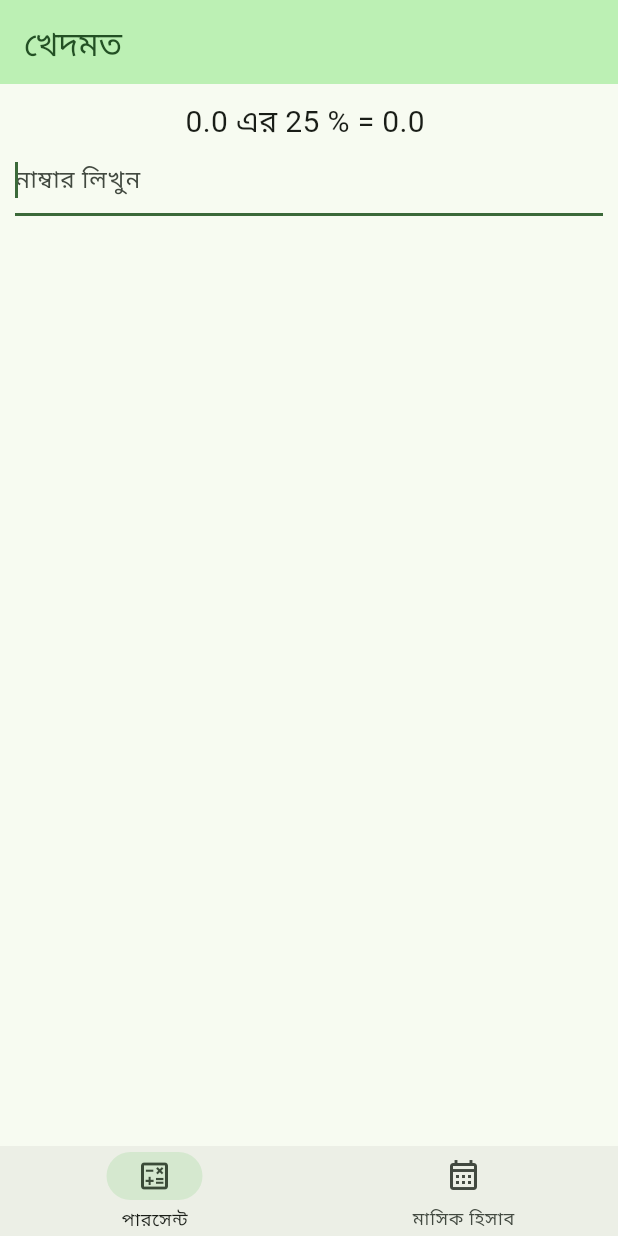
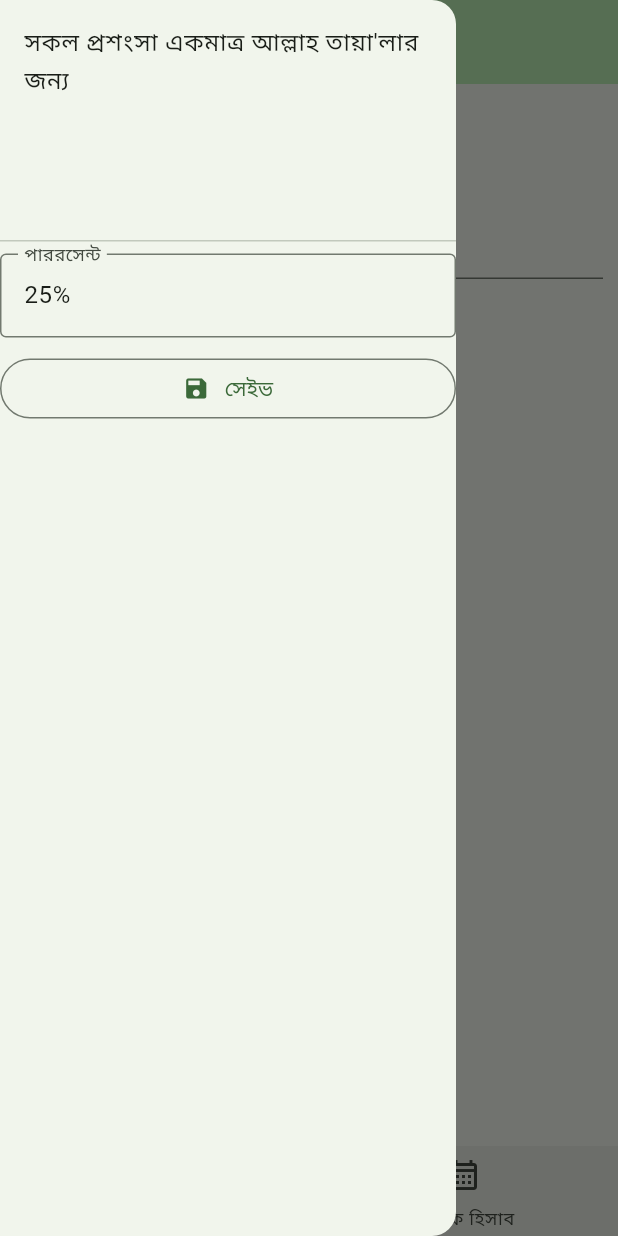
Before and after one commit to rafiz001/khedmot, a Flutter app: the screen it shows after launch, with the side drawer open (before the commit the screen has no drawer), on a phone screen of 412 x 824 dp. Run offline on Flutter 3.47's test engine with Material 3 defaults, Android fonts, the phone set to English and light mode, and no system bars.

Commit message:
made persent dynamic

```diff
--- a/lib/data/valueNotifier.dart
+++ b/lib/data/valueNotifier.dart
@@ -1,3 +1,4 @@
 import 'package:flutter/material.dart';
 
 ValueNotifier <int> selectedPageNotifier = ValueNotifier(0);
+ValueNotifier <int> percentNumberNotifier = ValueNotifier(25);
--- a/lib/main.dart
+++ b/lib/main.dart
@@ -3,6 +3,7 @@ import 'package:khedmot/data/valueNotifier.dart';
 import 'package:khedmot/pages/months.dart';
 import 'package:khedmot/pages/nav_bar.dart';
 import 'package:khedmot/pages/persent.dart';
+import 'package:khedmot/widgets/drawer_widget.dart';
 
 void main() {
   runApp(const MyApp());
@@ -30,6 +31,7 @@ class MyApp extends StatelessWidget {
         useMaterial3: true,
       ),
       themeMode: ThemeMode.system,
+
       home: const HomePage(),
     );
   }
@@ -49,12 +51,13 @@ class HomePage extends StatelessWidget {
       body: Padding(
         padding: const EdgeInsets.all(10.0),
         child: ValueListenableBuilder(
-            valueListenable: selectedPageNotifier,
-            builder: (BuildContext context, dynamic selectedPage, Widget? child) {
-               return  selectedPage==0?Persent():Months();
-            },
-         ),
+          valueListenable: selectedPageNotifier,
+          builder: (BuildContext context, dynamic selectedPage, Widget? child) {
+            return selectedPage == 0 ? Persent() : Months();
+          },
+        ),
       ),
+      drawer: DrawerWidget(),
       bottomNavigationBar: NavBar(),
     );
   }
--- a/lib/pages/persent.dart
+++ b/lib/pages/persent.dart
@@ -1,20 +1,32 @@
 import 'package:flutter/material.dart';
-
+import 'package:khedmot/data/valueNotifier.dart';
 
 class Persent extends StatefulWidget {
   Persent({Key? key}) : super(key: key);
-
   @override
   _PersentState createState() => _PersentState();
 }
+
 class _PersentState extends State<Persent> {
-double theNumber = 0 ;
+  double theNumber = 0;
+  double percent = percentNumberNotifier.value / 100;
   @override
   Widget build(BuildContext context) {
     return Center(
       child: Column(
         children: [
-          Text('$theNumber এর 25 % = ${theNumber*0.25} ' , style: TextStyle(fontSize: 20),),
+          Text(
+            '$theNumber এর ${percentNumberNotifier.value} % = ${theNumber * percent} ',
+            style: TextStyle(fontSize: 20),
+          ),
+          Text(
+            '$theNumber + ${theNumber * percent} = ${theNumber + theNumber * percent}',
+            style: TextStyle(fontSize: 15, color: Colors.green),
+          ),
+          Text(
+            '$theNumber - ${theNumber * percent} = ${theNumber - theNumber * percent}',
+            style: TextStyle(fontSize: 15, color: Colors.red),
+          ),
           TextField(
             autofocus: true,
             keyboardType: TextInputType.number,
@@ -22,7 +34,7 @@ double theNumber = 0 ;
             onChanged: (value) {
               setState(() {
                 double? numberLocal = double.tryParse(value);
-                 theNumber = numberLocal??0;
+                theNumber = numberLocal ?? 0;
               });
             },
           ),
--- /dev/null
+++ b/lib/widgets/drawer_widget.dart
@@ -0,0 +1,59 @@
+import 'package:flutter/material.dart';
+import 'package:khedmot/data/valueNotifier.dart';
+
+class DrawerWidget extends StatefulWidget {
+  DrawerWidget({Key? key}) : super(key: key);
+
+  @override
+  _DrawerWidgetState createState() => _DrawerWidgetState();
+}
+
+class _DrawerWidgetState extends State<DrawerWidget> {
+  final TextEditingController percentNumberController = TextEditingController(
+    text: "${percentNumberNotifier.value}%",
+  );
+  @override
+  void dispose() {
+    percentNumberController.dispose();
+    super.dispose();
+  }
+
+  @override
+  Widget build(BuildContext context) {
+    return Container(
+      child: Drawer(
+        child: Column(
+          children: [
+            DrawerHeader(
+              child: Text("সকল প্রশংসা একমাত্র আল্লাহ তায়া'লার জন্য"),
+            ),
+            TextField(
+              keyboardType: TextInputType.number,
+              controller: percentNumberController,
+              decoration: InputDecoration(
+                border: OutlineInputBorder(),
+                labelText: 'পাররসেন্ট',
+              ),
+            ),
+            SizedBox(height: 10),
+            OutlinedButton(
+              onPressed: () {
+                String percentString =
+                    percentNumberController.text.split("%")[0];
+                    percentNumberNotifier.value= int.parse(percentString);
+                Navigator.pop(context);//closing drawer
+                ScaffoldMessenger.of(
+                  context,
+                ).showSnackBar(SnackBar(content: Text("$percentString% সেইভ হয়ে গেছে। ")));
+              },
+              child: Row(
+                mainAxisAlignment: MainAxisAlignment.center,
+                children: [Icon(Icons.save), SizedBox(width: 10), Text("সেইভ")],
+              ),
+            ),
+          ],
+        ),
+      ),
+    );
+  }
+}
```
